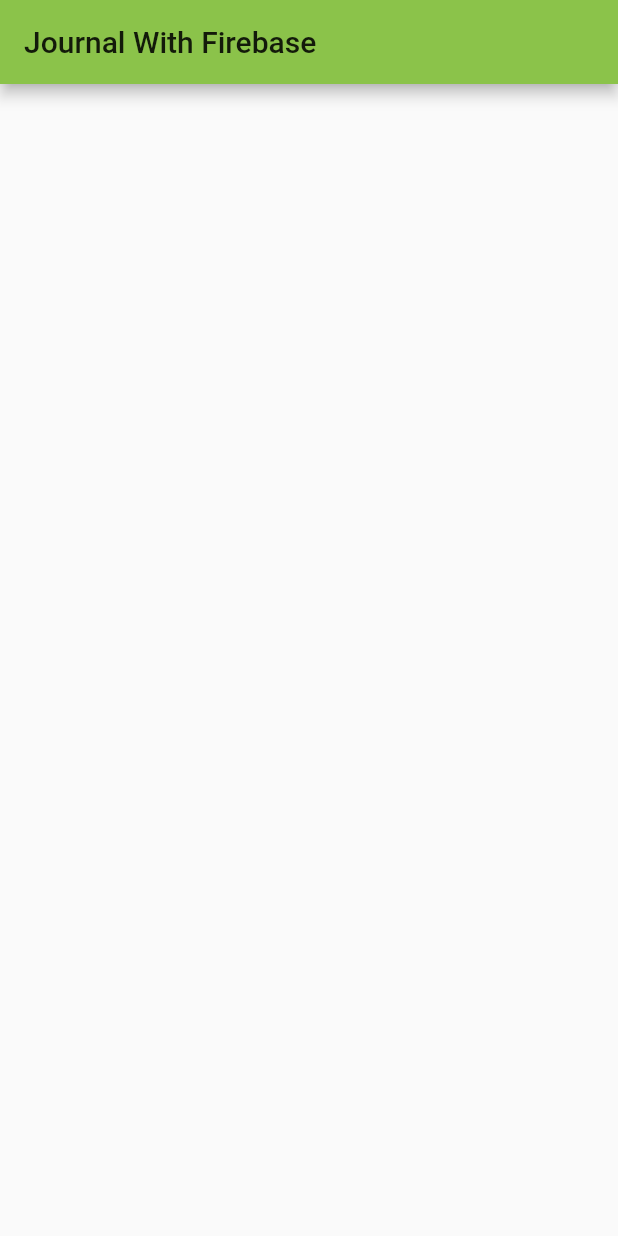
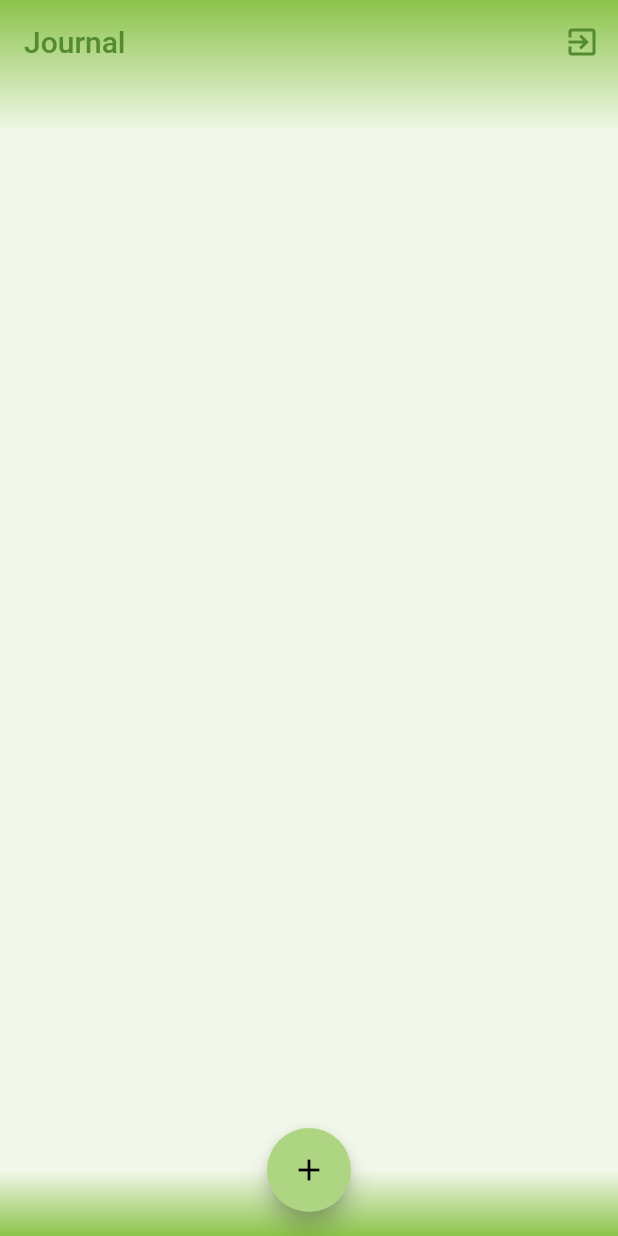
Before and after one commit to SandeSydney/Journal, a Flutter app: the screen it shows after launch, on a phone screen of 412 x 824 dp. Run offline on Flutter 3.47's test engine with Material 2 defaults, Android fonts, the phone set to English and light mode, and no system bars.

Commit message:
Basic layout

```diff
--- a/lib/main.dart
+++ b/lib/main.dart
@@ -13,6 +13,8 @@ class MyApp extends StatelessWidget {
       title: 'Journal',
       theme: ThemeData(
         primarySwatch: Colors.lightGreen,
+        canvasColor: Colors.lightGreen.shade50,
+        bottomAppBarColor: Colors.lightGreen,
       ),
       home: Home(),
     );
--- a/lib/pages/home.dart
+++ b/lib/pages/home.dart
@@ -10,9 +10,57 @@ class _HomeState extends State<Home> {
   Widget build(BuildContext context) {
     return Scaffold(
       appBar: AppBar(
-        title: Text('Journal With Firebase'),
+        title: Text(
+          'Journal',
+          style: TextStyle(
+            color: Colors.lightGreen.shade800,
+          ),
+        ),
+        elevation: 0.0,
+        bottom: PreferredSize(
+            child: Container(), preferredSize: Size.fromHeight(32.0)),
+        flexibleSpace: Container(
+          decoration: BoxDecoration(
+            gradient: LinearGradient(
+              colors: [Colors.lightGreen, Colors.lightGreen.shade50],
+              begin: Alignment.topCenter,
+              end: Alignment.bottomCenter,
+            ),
+          ),
+        ),
+        actions: <Widget>[
+          IconButton(
+              icon: Icon(
+                Icons.exit_to_app,
+                color: Colors.lightGreen.shade800,
+              ),
+              onPressed: () {
+                // TODO: Add sign out method
+              }),
+        ],
       ),
       body: SafeArea(child: Center()),
+      bottomNavigationBar: BottomAppBar(
+        elevation: 0.0,
+        child: Container(
+          height: 44.0,
+          decoration: BoxDecoration(
+            gradient: LinearGradient(
+              colors: [Colors.lightGreen.shade50, Colors.lightGreen],
+              begin: Alignment.topCenter,
+              end: Alignment.bottomCenter,
+            ),
+          ),
+        ),
+      ),
+      floatingActionButtonLocation: FloatingActionButtonLocation.centerDocked,
+      floatingActionButton: FloatingActionButton(
+          tooltip: 'Add journal entry',
+          backgroundColor: Colors.lightGreen.shade300,
+          child: Icon(Icons.add),
+          onPressed: () {
+            // TODO: Add _addOrEditJournal method
+          }),
     );
   }
 }
--- a/pubspec.yaml
+++ b/pubspec.yaml
@@ -1,5 +1,5 @@
 name: journal
-description: Flutter project I have developed side by side by the practical guides offered from the book Beginning Flutter - Marco L. Napoli (2020).
+description: Flutter project I have developed side by side by the practical guides offered from the book, Beginning Flutter - Marco L. Napoli (2020).
 
 # The following line prevents the package from being accidentally published to
 # pub.dev using `pub publish`. This is preferred for private packages.
```
